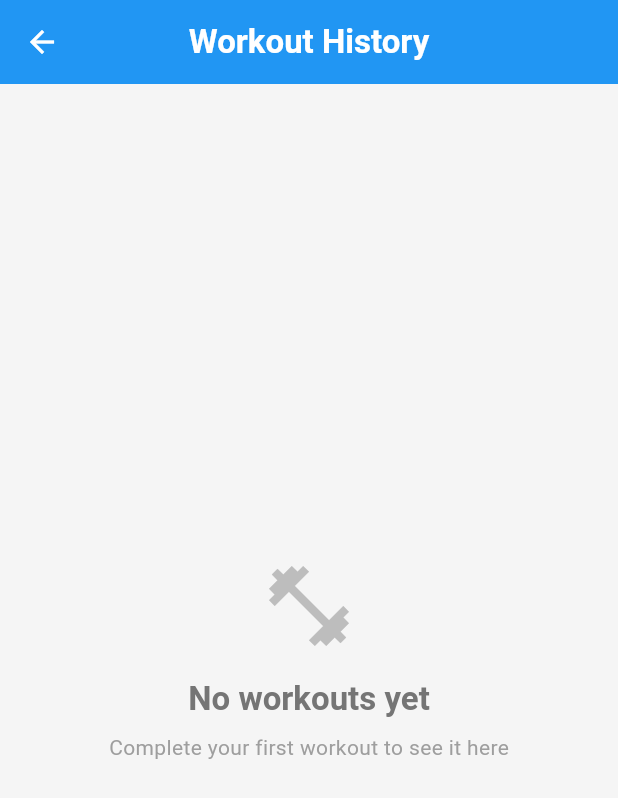
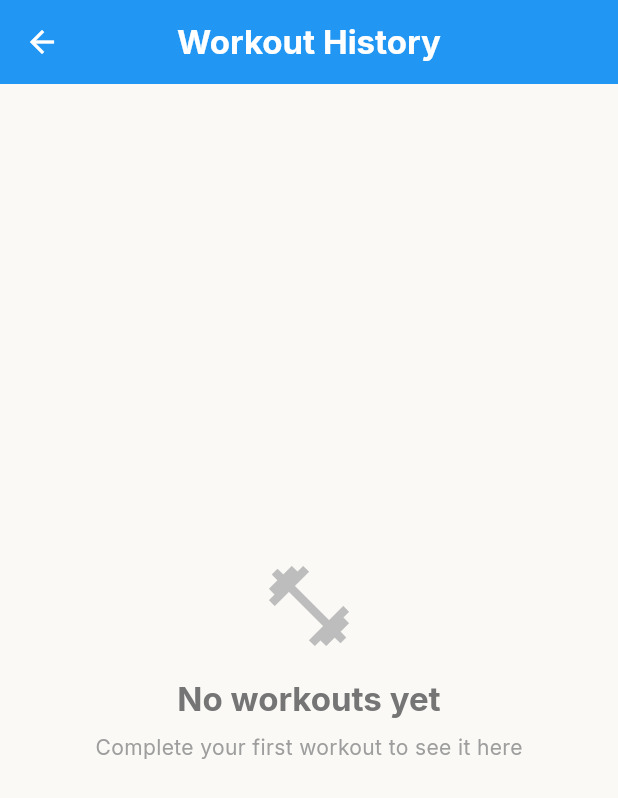
Before and after one commit to thompalec/recommended-routine-bodyweight-fitness, a Flutter app: the screen it shows after launch, after a tap on "History", on a phone screen of 412 x 824 dp. Shown: the top 798 px of the screen. Run offline on Flutter 3.47's test engine with Material 3 defaults, Android fonts, the phone set to English and light mode, and no system bars; our stand-ins replace google_fonts, shared_preferences, vibration.

Commit message:
change font

```diff
--- a/lib/providers/workout_provider.dart
+++ b/lib/providers/workout_provider.dart
@@ -20,6 +20,7 @@ class WorkoutProvider with ChangeNotifier {
   Workout? get currentWorkout => _currentWorkout;
   bool get isLoading => _isLoading;
   bool get isWorkoutFinished => _currentWorkout?.isCompleted ?? false;
+  bool get hasActiveWorkout => _currentWorkout != null && !_currentWorkout!.isCompleted;
 
   Exercise? get currentExercise {
     if (_currentExerciseIndex < _workoutSequence.length) {
--- a/lib/screens/workout/workout_screen.dart
+++ b/lib/screens/workout/workout_screen.dart
@@ -14,9 +14,12 @@ class _WorkoutScreenState extends State<WorkoutScreen> {
   @override
   void initState() {
     super.initState();
-    // Initialize workout when screen loads
+    // Initialize workout when screen loads (only if no active workout exists)
     WidgetsBinding.instance.addPostFrameCallback((_) {
-      Provider.of<WorkoutProvider>(context, listen: false).startWorkout();
+      final workoutProvider = Provider.of<WorkoutProvider>(context, listen: false);
+      if (!workoutProvider.hasActiveWorkout) {
+        workoutProvider.startWorkout();
+      }
     });
   }
 
--- a/lib/theme/app_theme.dart
+++ b/lib/theme/app_theme.dart
@@ -1,4 +1,5 @@
 import 'package:flutter/material.dart';
+import 'package:google_fonts/google_fonts.dart';
 import 'colors.dart';
 
 class AppTheme {
@@ -6,6 +7,7 @@ class AppTheme {
     return ThemeData(
       primaryColor: AppColors.primary,
       scaffoldBackgroundColor: AppColors.background,
+      fontFamily: GoogleFonts.inter().fontFamily,
       colorScheme: ColorScheme.light(
         primary: AppColors.primary,
         secondary: AppColors.secondary,
@@ -55,7 +57,8 @@ class AppTheme {
           foregroundColor: AppColors.primary,
         ),
       ),
-      textTheme: TextTheme(
+      textTheme: GoogleFonts.interTextTheme(
+        TextTheme(
           headlineLarge: TextStyle(
             fontSize: 32,
             fontWeight: FontWeight.bold,
@@ -94,6 +97,7 @@ class AppTheme {
             color: AppColors.textSecondary,
           ),
         ),
+      ),
       inputDecorationTheme: InputDecorationTheme(
         border: OutlineInputBorder(
           borderRadius: BorderRadius.circular(12),
@@ -108,7 +112,8 @@ class AppTheme {
     return ThemeData.dark().copyWith(
       primaryColor: AppColors.primary,
       scaffoldBackgroundColor: AppColors.backgroundDark,
-      colorScheme: ColorScheme.dark(
+      textTheme: GoogleFonts.interTextTheme(ThemeData.dark().textTheme),
+      colorScheme: const ColorScheme.dark(
         primary: AppColors.primary,
         secondary: AppColors.secondary,
         surface: AppColors.surfaceDark,
@@ -118,7 +123,7 @@ class AppTheme {
         onSurface: AppColors.textPrimaryDark,
         onError: Colors.white,
       ),
-      appBarTheme: AppBarTheme(
+      appBarTheme: const AppBarTheme(
         backgroundColor: AppColors.surfaceDark,
         foregroundColor: AppColors.textPrimaryDark,
         elevation: 0,
--- a/lib/theme/colors.dart
+++ b/lib/theme/colors.dart
@@ -4,11 +4,11 @@ class AppColors {
   // Primary Colors
   static const Color primary = Color(0xFF2196F3); // Blue
   static const Color secondary = Color(0xFF03A9F4); // Light Blue
-  static const Color accent = Color(0xFFFF9800); // Orange
+  static const Color accent = Color(0xFFda7605); // Dark Orange
 
   // Background Colors
-  static const Color background = Color(0xFFF5F5F5);
-  static const Color surface = Colors.white;
+  static const Color background = Color(0xFFFAF9F6);
+  static const Color surface = Color(0xFFFAF9F6);
 
   // Dark Mode Colors
   static const Color backgroundDark = Color(0xFF121212);
--- a/lib/widgets/home/action_buttons.dart
+++ b/lib/widgets/home/action_buttons.dart
@@ -1,4 +1,6 @@
 import 'package:flutter/material.dart';
+import 'package:provider/provider.dart';
+import '../../providers/workout_provider.dart';
 import '../../screens/workout/workout_screen.dart';
 import '../../screens/history/history_list_screen.dart';
 
@@ -7,10 +9,14 @@ class ActionButtons extends StatelessWidget {
 
   @override
   Widget build(BuildContext context) {
+    return Consumer<WorkoutProvider>(
+      builder: (context, workoutProvider, child) {
+        final hasActiveWorkout = workoutProvider.hasActiveWorkout;
+
         return Column(
           mainAxisAlignment: MainAxisAlignment.center,
           children: [
-        // Large Start button
+            // Large Start/Resume button
             ElevatedButton(
               onPressed: () {
                 Navigator.push(
@@ -28,12 +34,15 @@ class ActionButtons extends StatelessWidget {
               ),
               child: Row(
                 mainAxisSize: MainAxisSize.min,
-            children: const [
-              Icon(Icons.play_arrow, size: 32),
-              SizedBox(width: 8),
+                children: [
+                  Icon(
+                    hasActiveWorkout ? Icons.play_circle_filled : Icons.play_arrow,
+                    size: 32,
+                  ),
+                  const SizedBox(width: 8),
                   Text(
-                'Start',
-                style: TextStyle(fontSize: 24, fontWeight: FontWeight.bold),
+                    hasActiveWorkout ? 'Resume' : 'Start',
+                    style: const TextStyle(fontSize: 24, fontWeight: FontWeight.bold),
                   ),
                 ],
               ),
@@ -62,5 +71,7 @@ class ActionButtons extends StatelessWidget {
             ),
           ],
         );
+      },
+    );
   }
 }
--- a/lib/widgets/home/title_header.dart
+++ b/lib/widgets/home/title_header.dart
@@ -1,4 +1,5 @@
 import 'package:flutter/material.dart';
+import '../../theme/colors.dart';
 
 class TitleHeader extends StatelessWidget {
   const TitleHeader({Key? key}) : super(key: key);
@@ -8,16 +9,32 @@ class TitleHeader extends StatelessWidget {
     return Column(
       mainAxisAlignment: MainAxisAlignment.center,
       children: [
-        Text(
-          'Overcoming Gravity',
-          style: Theme.of(context).textTheme.headlineLarge?.copyWith(
-                fontWeight: FontWeight.bold,
-              ),
-          textAlign: TextAlign.center,
+        Column(
+          children: [
+            Text(
+              'OVERCOMING',
+              style: Theme.of(context).textTheme.headlineLarge?.copyWith(
+                    fontSize: 55,
+                    fontWeight: FontWeight.w900,
+                    color: AppColors.accent
+                  ),
+              textAlign: TextAlign.center,
+            ),
+            Text(
+              'GRAVITY',
+              style: Theme.of(context).textTheme.headlineLarge?.copyWith(
+                    fontSize: 86,
+                    fontWeight: FontWeight.w900,
+                    color: AppColors.accent
+
+                  ),
+              textAlign: TextAlign.center,
+            ),
+          ],
         ),
         const SizedBox(height: 8),
         Text(
-          'Bodyweight Fitness Recommended Routine',
+          'BODYWEIGHT FITNESS RECOMMENDED ROUTINE',
           style: Theme.of(context).textTheme.titleMedium,
           textAlign: TextAlign.center,
         ),
--- a/pubspec.yaml
+++ b/pubspec.yaml
@@ -23,6 +23,9 @@ dependencies:
   # Vibration
   vibration: ^2.0.0
 
+  # Fonts
+  google_fonts: ^6.1.0
+
   # UI Components
   cupertino_icons: ^1.0.6
 
```
Also changed, not shown: pubspec.lock. Lines whose indentation alone changed are shown as unchanged.
